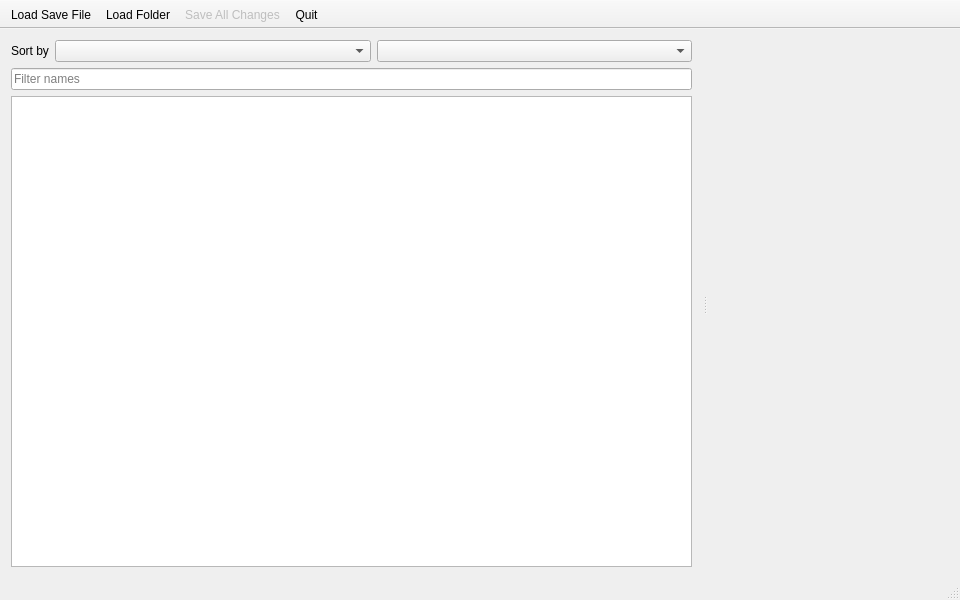
geneishouko/AA2QtEdit, file src/ui/mainwindow.ui: the form before one commit.
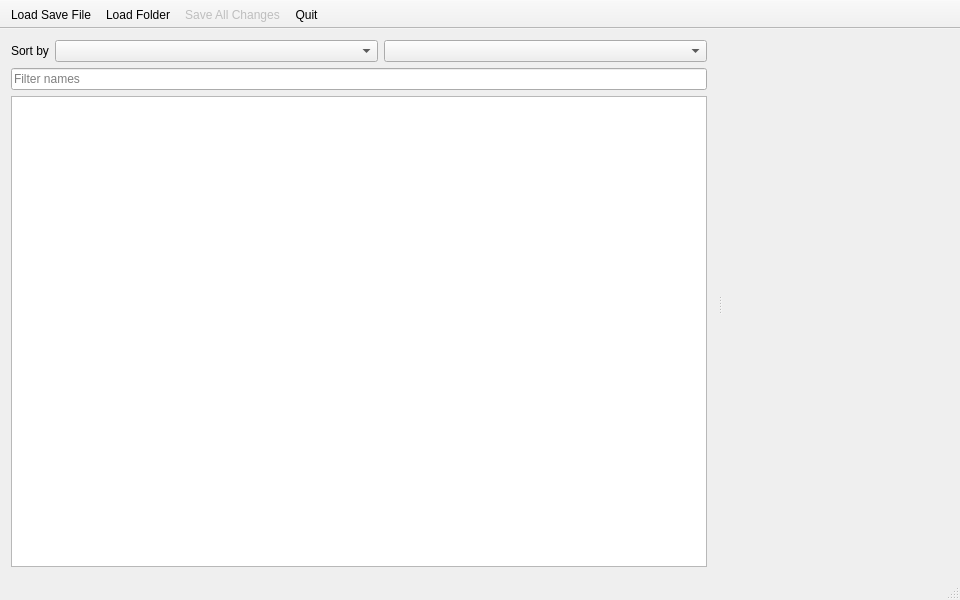
The form after the commit. Icons and pictures are not drawn. Custom widgets are drawn as their Qt base class.

Commit message: update general tab text values'

The edit to the form file:
```diff
--- a/src/ui/mainwindow.ui
+++ b/src/ui/mainwindow.ui
@@ -72,6 +72,12 @@
             <verstretch>0</verstretch>
            </sizepolicy>
           </property>
+          <property name="minimumSize">
+           <size>
+            <width>280</width>
+            <height>0</height>
+           </size>
+          </property>
          </widget>
         </item>
        </layout>
```
The commit also changes 5 other files.
